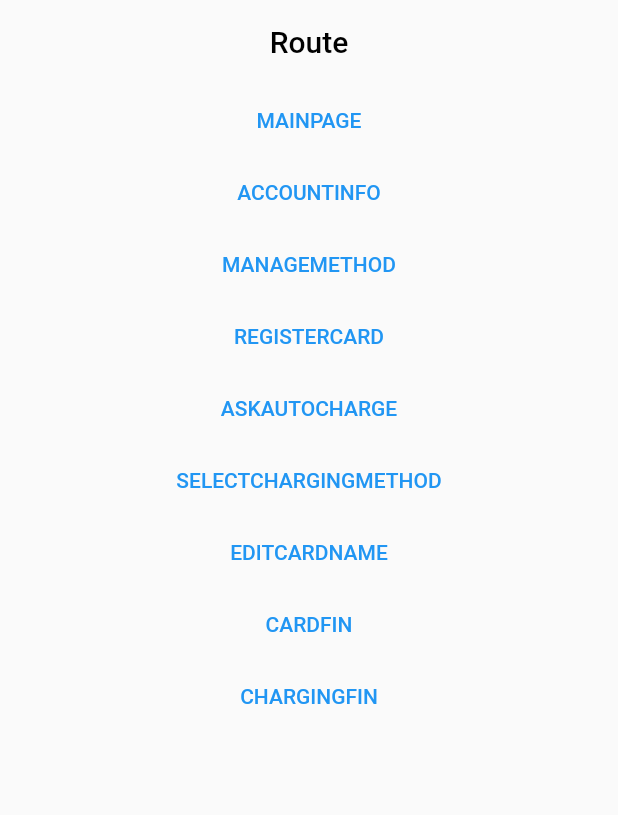
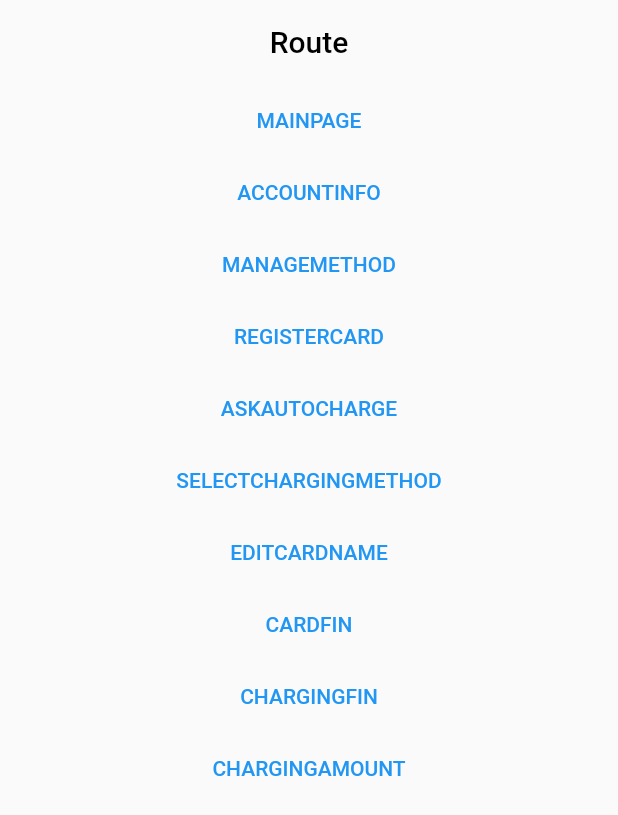
Before and after one commit to dimipay/dimipay_flutter, a Flutter app: the screen it shows after launch, on a phone screen of 412 x 824 dp. Shown: the top 815 px of the screen. Run offline on Flutter 3.47's test engine with Material 2 defaults, Android fonts, the phone set to English and light mode, and no system bars; our stand-ins replace flutter_svg, get; Roboto replaces fonts that are missing (Pretendard).

Commit message:
changing_amount page 추가

```diff
--- a/lib/app/routes/routes.dart
+++ b/lib/app/routes/routes.dart
@@ -1,6 +1,7 @@
 import 'package:dimipay/app/ui/add_payment/manage_method.dart';
 import 'package:dimipay/app/ui/card_fin/card_fin.dart';
 import 'package:dimipay/app/ui/charging/ask_autocharge.dart';
+import 'package:dimipay/app/ui/charging/charging_amount.dart';
 import 'package:dimipay/app/ui/charging/charging_fin.dart';
 import 'package:dimipay/app/ui/charging/select_charging_method.dart';
 import 'package:dimipay/app/ui/edit_card_name.dart/edit_card_name.dart';
@@ -17,10 +18,11 @@ abstract class Routes {
   static const MANAGEMETHOD = '/MainPage/ManageMethod';
   static const REGISTERCARD = '/RegisterCard';
   static const ASKAUTOCHARGE = '/AskAutoCharge';
-  static const SELECTCHARGINGMETHOD = 'SelectChargingMethod';
+  static const SELECTCHARGINGMETHOD = '/SelectChargingMethod';
   static const EDITCARDNAME = '/EditCardName';
   static const CARDFIN = '/CardFin';
   static const CHARGINGFIN = '/ChargingFin';
+  static const CHARGINGAMOUNT = "/ChargingFin/ChargingAmount";
 }
 
 class AppPages {
@@ -31,9 +33,12 @@ class AppPages {
     GetPage(name: Routes.MANAGEMETHOD, page: () => const ManageMethodPage()),
     GetPage(name: Routes.REGISTERCARD, page: () => const RegisterCardPage()),
     GetPage(name: Routes.ASKAUTOCHARGE, page: () => const AskAutoChargePage()),
-    GetPage(name: Routes.SELECTCHARGINGMETHOD, page: () => const SelectChargingMethodPage()),
+    GetPage(
+        name: Routes.SELECTCHARGINGMETHOD,
+        page: () => const SelectChargingMethodPage()),
     GetPage(name: Routes.EDITCARDNAME, page: () => EditCardNamePage()),
     GetPage(name: Routes.CARDFIN, page: () => const CardFinPage()),
     GetPage(name: Routes.CHARGINGFIN, page: () => const ChargingFinPage()),
+    GetPage(name: Routes.CHARGINGAMOUNT, page: () => ChargingAmountPage()),
   ];
 }
--- a/lib/main.dart
+++ b/lib/main.dart
@@ -88,6 +88,12 @@ class Home extends StatelessWidget {
               Get.toNamed(Routes.CHARGINGFIN);
             },
             child: const Text("CHARGINGFIN"),
+          ),
+          TextButton(
+            onPressed: () {
+              Get.toNamed(Routes.CHARGINGAMOUNT);
+            },
+            child: const Text("CHARGINGAMOUNT"),
           )
         ],
       ),
```
Also changed, not shown: lib/app/ui/charging/charging_amount.dart (added, +68 -0 lines).
